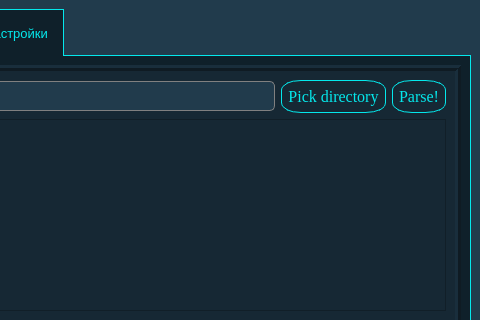
Old version of the form mainwindow.ui in the repository Yarosurafu/ExamHelper; both pictures show x 238 to 718 and y 0 to 320 of the 718 by 563 pixel window.
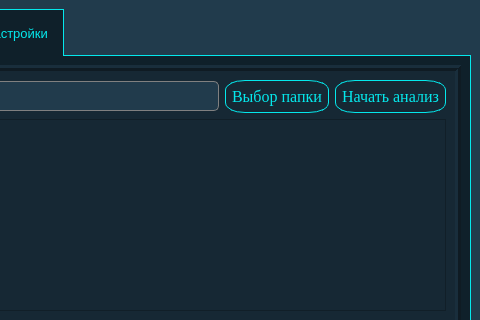
New version of the form. The open tabs and pages were chosen to show the change. Icons and pictures are not drawn.

The edit to the form file:
```diff
--- a/mainwindow.ui
+++ b/mainwindow.ui
@@ -450,7 +450,7 @@
 }</string>
              </property>
              <property name="text">
-              <string>Parse!</string>
+              <string>Начать анализ</string>
              </property>
             </widget>
            </item>
@@ -499,7 +499,7 @@
 }</string>
              </property>
              <property name="text">
-              <string>Pick directory</string>
+              <string>Выбор папки</string>
              </property>
             </widget>
            </item>
```
Left out of the diff: 10 changed lines with no effect on the pictures.
